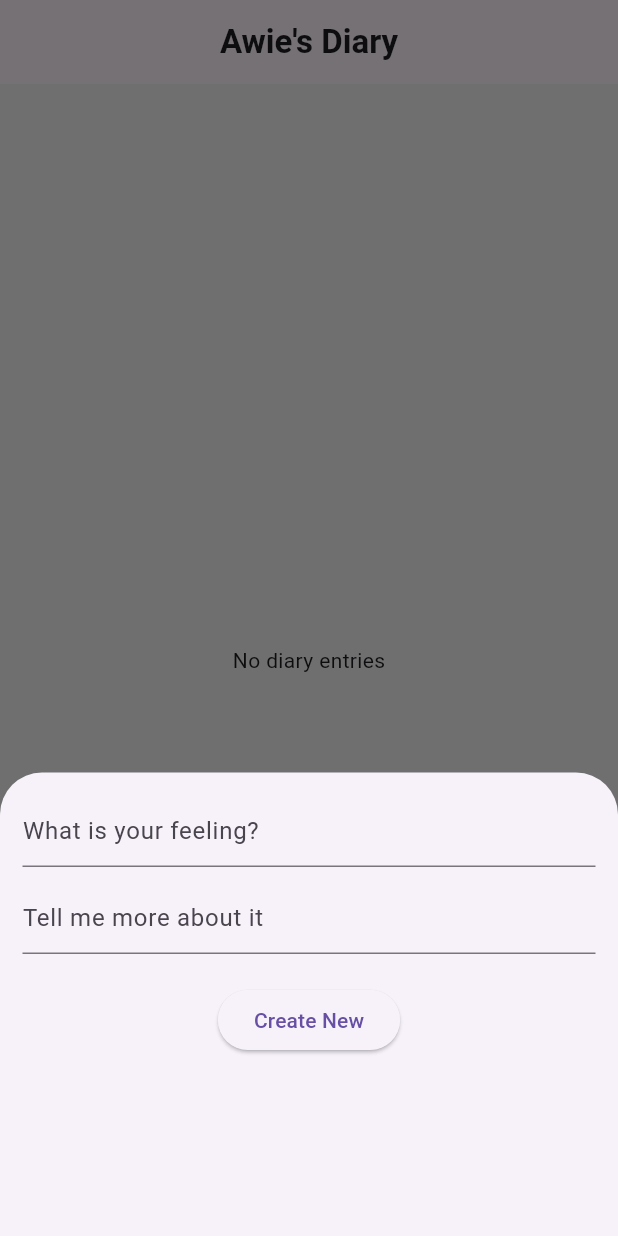
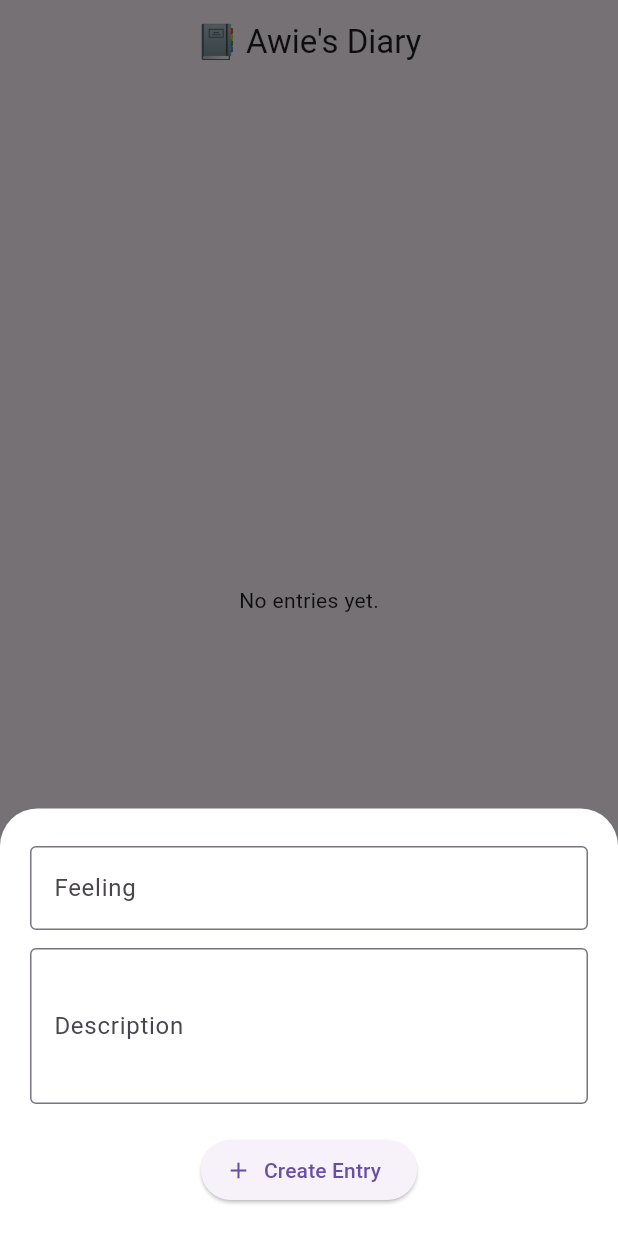
Before and after one commit to afqaffendi/diaryapp, a Flutter app: the screen it shows after launch, after a tap on the "add" icon, on a phone screen of 412 x 824 dp. Run offline on Flutter 3.47's test engine with Material 3 defaults, Android fonts, the light colour scheme and no system bars; our stand-ins replace sqflite; accounts and stored records are empty.

Commit message:
Refactor HomePage: Improve form UI and enhance diary entry handling

```diff
--- a/lib/homepage.dart
+++ b/lib/homepage.dart
@@ -3,7 +3,7 @@ import 'package:intl/intl.dart';
 import 'sql_helper.dart';
 
 class HomePage extends StatefulWidget {
-  const HomePage({super.key});
+  const HomePage({Key? key}) : super(key: key);
 
   @override
   State<HomePage> createState() => _HomePageState();
@@ -20,6 +20,13 @@ class _HomePageState extends State<HomePage> {
   void initState() {
     super.initState();
     _refreshDiaries();
+  }
+
+  @override
+  void dispose() {
+    _feelingController.dispose();
+    _descriptionController.dispose();
+    super.dispose();
   }
 
   Future<void> _refreshDiaries() async {
@@ -40,28 +47,41 @@ class _HomePageState extends State<HomePage> {
     showModalBottomSheet(
       context: context,
       isScrollControlled: true,
+      elevation: 5,
+      backgroundColor: Colors.white,
+      shape: const RoundedRectangleBorder(
+        borderRadius: BorderRadius.vertical(top: Radius.circular(25.0)),
+      ),
       builder: (_) => Padding(
         padding: EdgeInsets.only(
-          left: 15,
-          right: 15,
-          top: 15,
-          bottom: MediaQuery.of(context).viewInsets.bottom + 120,
+          top: 25,
+          left: 20,
+          right: 20,
+          bottom: MediaQuery.of(context).viewInsets.bottom + 20,
         ),
         child: Column(
           mainAxisSize: MainAxisSize.min,
+          crossAxisAlignment: CrossAxisAlignment.start,
           children: [
             TextField(
               controller: _feelingController,
-              decoration: const InputDecoration(hintText: 'What is your feeling?'),
+              decoration: const InputDecoration(
+                labelText: 'Feeling',
+                border: OutlineInputBorder(),
               ),
-            const SizedBox(height: 10),
+            ),
+            const SizedBox(height: 12),
             TextField(
               controller: _descriptionController,
-              decoration: const InputDecoration(hintText: 'Tell me more about it'),
+              decoration: const InputDecoration(
+                labelText: 'Description',
+                border: OutlineInputBorder(),
+              ),
+              maxLines: 3,
             ),
             const SizedBox(height: 20),
-            ElevatedButton(
-              child: Text(id == null ? 'Create New' : 'Update'),
+            Center(
+              child: ElevatedButton.icon(
                 onPressed: () async {
                   if (id == null) {
                     await _addDiary();
@@ -71,9 +91,12 @@ class _HomePageState extends State<HomePage> {
 
                   _feelingController.clear();
                   _descriptionController.clear();
-                if (mounted) Navigator.of(context).pop();
+                  if (context.mounted) Navigator.of(context).pop();
                 },
-            )
+                icon: Icon(id == null ? Icons.add : Icons.update),
+                label: Text(id == null ? 'Create Entry' : 'Update Entry'),
+              ),
+            ),
           ],
         ),
       ),
@@ -82,127 +105,131 @@ class _HomePageState extends State<HomePage> {
 
   Future<void> _addDiary() async {
     final id = await SQLHelper.createDiary(
-        _feelingController.text, _descriptionController.text);
+      _feelingController.text,
+      _descriptionController.text,
+    );
     if (id != -1) {
       _refreshDiaries();
     } else {
-      _showError("SQLite is not available on web mode");
+      _showErrorSnackbar("⚠️ Database not available (Web mode)");
     }
   }
 
   Future<void> _updateDiary(int id) async {
-    final res = await SQLHelper.updateDiary(
-        id, _feelingController.text, _descriptionController.text);
-    if (res != -1) {
+    final result = await SQLHelper.updateDiary(
+      id,
+      _feelingController.text,
+      _descriptionController.text,
+    );
+    if (result != -1) {
       _refreshDiaries();
     } else {
-      _showError("Failed to update diary.");
+      _showErrorSnackbar("⚠️ Cannot update in web mode");
     }
   }
 
   Future<void> _deleteDiary(int id) async {
     await SQLHelper.deleteDiary(id);
+    if (context.mounted) {
       ScaffoldMessenger.of(context).showSnackBar(
-      const SnackBar(content: Text('Successfully deleted diary')),
+        const SnackBar(content: Text('Entry deleted!')),
       );
       _refreshDiaries();
     }
+  }
 
-  void _showError(String message) {
-    ScaffoldMessenger.of(context).showSnackBar(SnackBar(content: Text(message)));
+  void _showErrorSnackbar(String msg) {
+    if (context.mounted) {
+      ScaffoldMessenger.of(context).showSnackBar(SnackBar(content: Text(msg)));
+    }
   }
 
   @override
   Widget build(BuildContext context) {
    return Scaffold(
-       backgroundColor: Color(0xFFF2F2F2),
   appBar: AppBar(
-  title: const Text(
-    "Awie's Diary",
-    style: TextStyle(fontSize: 22, fontWeight: FontWeight.bold),
-  ),
+    title: const Text("📔 Awie's Diary", textAlign: TextAlign.center),
     centerTitle: true,
   ),
-
   body: _isLoading
       ? const Center(child: CircularProgressIndicator())
       : _diaries.isEmpty
-              ? const Center(child: Text("No diary entries"))
+          ? const Center(child: Text("No entries yet."))
           : ListView.builder(
               itemCount: _diaries.length,
               itemBuilder: (context, index) {
                 final diary = _diaries[index];
-                    final date = DateTime.tryParse(diary['createdAt'] ?? '');
-                    final formatted = date != null
-                        ? DateFormat('dd MMM yyyy, hh:mm a').format(date)
-                        : '';
+                final createdAt = diary['createdAt'];
+                String formatted = '';
+                if (createdAt != null) {
+                  try {
+                    formatted = DateFormat('d MMMM yyyy, hh:mm a')
+                        .format(DateTime.parse(createdAt));
+                  } catch (_) {}
+                }
+
                 return Card(
-  color: Colors.white,
-  elevation: 4,
-  margin: const EdgeInsets.symmetric(horizontal: 10, vertical: 6),
-  child: Padding(
-    padding: const EdgeInsets.all(8.0),
+                  color: Colors.teal.shade50,
+                  margin: const EdgeInsets.symmetric(
+                      horizontal: 12, vertical: 8),
                   child: ListTile(
-      leading: CircleAvatar(
-        backgroundColor: Colors.teal[100],
-        radius: 28,
-        child: ClipOval(
-          child: Image.asset(
-            'assets/images/happy.gif',
-            fit: BoxFit.cover,
-          ),
-        ),
-      ),
-      title: Column(
+                    leading: const Icon(Icons.emoji_emotions_outlined),
+                    title: Text(diary['feeling'], textAlign: TextAlign.center),
+                    subtitle: Column(
                       crossAxisAlignment: CrossAxisAlignment.start,
                       children: [
-          Text(
-            diary['feeling'],
+                        Text(diary['description']),
+                        const SizedBox(height: 5),
+                        Text(formatted,
                             style: const TextStyle(
-              fontWeight: FontWeight.bold,
-              fontSize: 16,
-            ),
-          ),
-          const SizedBox(height: 4),
-          Text(
-            diary['description'],
-            style: const TextStyle(fontSize: 14),
-          ),
-          const SizedBox(height: 6),
-          Text(
-            formatted,
-            style: TextStyle(
-              fontSize: 12,
-              color: Colors.grey[600],
-            ),
-          ),
+                                fontSize: 12, color: Colors.grey)),
                       ],
                     ),
-      trailing: Column(
-        mainAxisAlignment: MainAxisAlignment.center,
+                    trailing: Row(
+                      mainAxisSize: MainAxisSize.min,
                       children: [
                         IconButton(
-            icon: const Icon(Icons.edit, color: Colors.teal),
+                          icon: const Icon(Icons.edit),
                           onPressed: () => _showForm(diary['id']),
                         ),
                         IconButton(
-            icon: const Icon(Icons.delete, color: Colors.redAccent),
+                          icon: const Icon(Icons.delete),
                           onPressed: () => _deleteDiary(diary['id']),
                         ),
                       ],
                     ),
                   ),
+                );
+              },
+            ),
+  floatingActionButton: FloatingActionButton(
+    onPressed: () => _showForm(null),
+    child: const Icon(Icons.add),
+  ),
+  floatingActionButtonLocation: FloatingActionButtonLocation.centerDocked,
+  bottomNavigationBar: BottomAppBar(
+    shape: const CircularNotchedRectangle(),
+    notchMargin: 6.0,
+    child: Row(
+      mainAxisAlignment: MainAxisAlignment.spaceAround,
+      children: <Widget>[
+        IconButton(
+          icon: const Icon(Icons.home),
+          onPressed: () {
+            // Optional: add navigation or state handling
+          },
+        ),
+        const SizedBox(width: 48), // space for FAB
+        IconButton(
+          icon: const Icon(Icons.calendar_today),
+          onPressed: () {
+            // Optional: add calendar feature
+          },
+        ),
+      ],
+    ),
   ),
 );
 
-                  },
-                ),
-     floatingActionButton: FloatingActionButton(
-  backgroundColor: Colors.teal,
-  child: const Icon(Icons.add),
-  onPressed: () => _showForm(null),
-),
-
-    );
   }
 }
```
Lines whose indentation alone changed are shown as unchanged.
